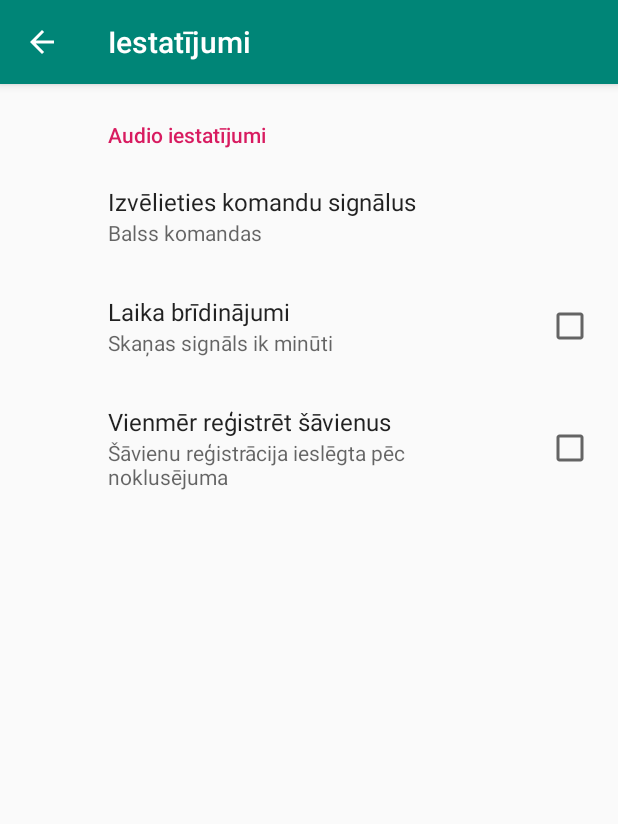
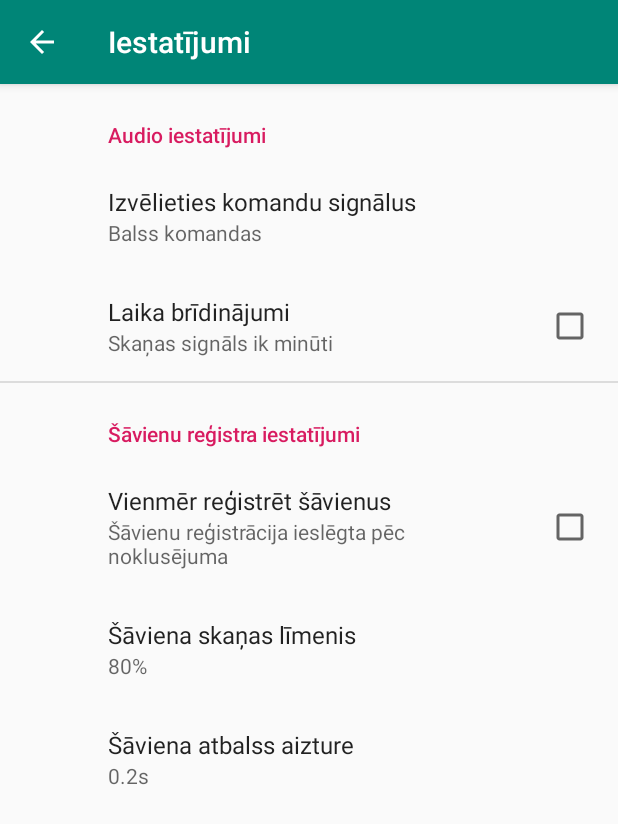
Before and after one commit to MartinsZB/DP3-un-DP4, an Android app: the SettingsActivity screen opened directly, with no data from a screen before it, on a phone screen of 412 x 824 dp. Shown: the top 824 px of the screen. Run offline under Robolectric (Android 15) with nearby library versions, the phone set to English and light mode, and no system bars; our stand-ins replace androidx.preference.

Commit message:
Šāvienu reģistrēšana. Versija 1.2.1

```diff
--- a/app/build.gradle
+++ b/app/build.gradle
@@ -4,10 +4,10 @@ android {
     compileSdkVersion 28
     defaultConfig {
         applicationId "com.martinszb.dp3undp4"
-        minSdkVersion 15
+        minSdkVersion 24
         targetSdkVersion 28
-        versionCode 3
-        versionName "1.2"
+        versionCode 4
+        versionName "1.2.1"
         testInstrumentationRunner "android.support.test.runner.AndroidJUnitRunner"
         vectorDrawables.useSupportLibrary = true
     }
--- a/app/src/main/AndroidManifest.xml
+++ b/app/src/main/AndroidManifest.xml
@@ -1,8 +1,8 @@
 <?xml version="1.0" encoding="utf-8"?>
 <manifest xmlns:android="http://schemas.android.com/apk/res/android"
     package="com.martinszb.dp3undp4"
-    android:versionCode="3"
-    android:versionName="1.2">
+    android:versionCode="4"
+    android:versionName="1.2.1">
     <uses-permission android:name="android.permission.RECORD_AUDIO"/>
 
     <application
--- a/app/src/main/java/com/martinszb/dp3undp4/SettingsActivity.java
+++ b/app/src/main/java/com/martinszb/dp3undp4/SettingsActivity.java
@@ -2,12 +2,15 @@ package com.martinszb.dp3undp4;
 
 import android.support.v7.app.AppCompatActivity;
 import android.os.Bundle;
+import android.widget.Switch;
 
 public class SettingsActivity extends AppCompatActivity {
 
     public static final String KEY_PREF_SOUND_LIST = "command_sound_string";
     public static final String KEY_PREF_MINUTE_BEEP = "minute_beep_boolean";
     public static final String KEY_PREF_SHOOT_REGISTER = "register_shoot_boolean";
+    public static final String KEY_PREF_SHOOT_LEVEL = "register_level_int";
+    public static final String KEY_PREF_SHOOT_DELAY = "register_delay_millis_int";
 
     @Override
     protected void onCreate(Bundle savedInstanceState) {
--- a/app/src/main/res/layout/content_timer_clock.xml
+++ b/app/src/main/res/layout/content_timer_clock.xml
@@ -24,6 +24,9 @@
                 android:layout_width="wrap_content"
                 android:layout_height="wrap_content"
                 android:layout_gravity="center"
+                android:layout_marginLeft="16dp"
+                android:layout_marginTop="16dp"
+                android:layout_marginRight="16dp"
                 android:gravity="center"
                 android:text="@string/app_name"
                 android:textColor="@color/colorPrimaryDark"
--- a/app/src/main/res/values/arrays.xml
+++ b/app/src/main/res/values/arrays.xml
@@ -10,4 +10,52 @@
         <item>beep</item>
         <item>klusums</item>
     </string-array>
+    <string-array name="Shoot_Level_name">
+        <item>60%</item>
+        <item>65%</item>
+        <item>70%</item>
+        <item>75%</item>
+        <item>80%</item>
+        <item>85%</item>
+        <item>90%</item>
+        <item>95%</item>
+        <item>100%</item>
+    </string-array>
+    <string-array name="Shoot_Level_value">
+        <item>60</item>
+        <item>65</item>
+        <item>70</item>
+        <item>75</item>
+        <item>80</item>
+        <item>85</item>
+        <item>90</item>
+        <item>95</item>
+        <item>100</item>
+    </string-array>
+    <string-array name="Echo_time_name">
+        <item>0.0s</item>
+        <item>0.1s</item>
+        <item>0.2s</item>
+        <item>0.3s</item>
+        <item>0.4s</item>
+        <item>0.5s</item>
+        <item>0.6s</item>
+        <item>0.7s</item>
+        <item>0.8s</item>
+        <item>0.9s</item>
+        <item>1.0s</item>
+    </string-array>
+    <string-array name="Echo_time_value">
+        <item>0</item>
+        <item>100</item>
+        <item>200</item>
+        <item>300</item>
+        <item>400</item>
+        <item>500</item>
+        <item>600</item>
+        <item>700</item>
+        <item>800</item>
+        <item>900</item>
+        <item>1000</item>
+    </string-array>
 </resources>
--- a/app/src/main/res/values/strings.xml
+++ b/app/src/main/res/values/strings.xml
@@ -74,4 +74,8 @@
     <string name="register_switch_info">Reģistrēt šāvienus (tikai treniņa režīmā)</string>
     <string name="settings_register_Shoot">Vienmēr reģistrēt šāvienus</string>
     <string name="settings_register_shoot_Description">Šāvienu reģistrācija ieslēgta pēc noklusējuma</string>
+    <string name="setting_gr_register">Šāvienu reģistra iestatījumi</string>
+    <string name="settings_register_level">Šāviena skaņas līmenis</string>
+    <string name="settings_register_level_info">Skaņa virs šī līmeņa tiks reģistrēta kā šaviens</string>
+    <string name="settings_echo_delay">Šāviena atbalss aizture</string>
 </resources>
--- a/app/src/main/res/xml/preferences.xml
+++ b/app/src/main/res/xml/preferences.xml
@@ -15,10 +15,26 @@
         android:key="minute_beep_boolean"
         android:title="@string/settings_skana_minute"
         android:summary="@string/settings_skana_minuteDescription"/>
+    </PreferenceCategory>
+    <PreferenceCategory android:title="@string/setting_gr_register">
         <CheckBoxPreference
             android:defaultValue="false"
             android:key="register_shoot_boolean"
             android:summary="@string/settings_register_shoot_Description"
             android:title="@string/settings_register_Shoot" />
+        <ListPreference
+            android:defaultValue="80"
+            android:entries="@array/Shoot_Level_name"
+            android:entryValues="@array/Shoot_Level_value"
+            android:key="register_level_int"
+            android:summary="%s"
+            android:title="@string/settings_register_level" />
+        <ListPreference
+            android:defaultValue="200"
+            android:entries="@array/Echo_time_name"
+            android:entryValues="@array/Echo_time_value"
+            android:key="register_delay_millis_int"
+            android:summary="%s"
+            android:title="@string/settings_echo_delay" />
     </PreferenceCategory>
 </PreferenceScreen>
```
Also changed, not shown: app/src/main/java/com/martinszb/dp3undp4/TimerClockActivity.java (+23 -23 lines), 12 other files.
